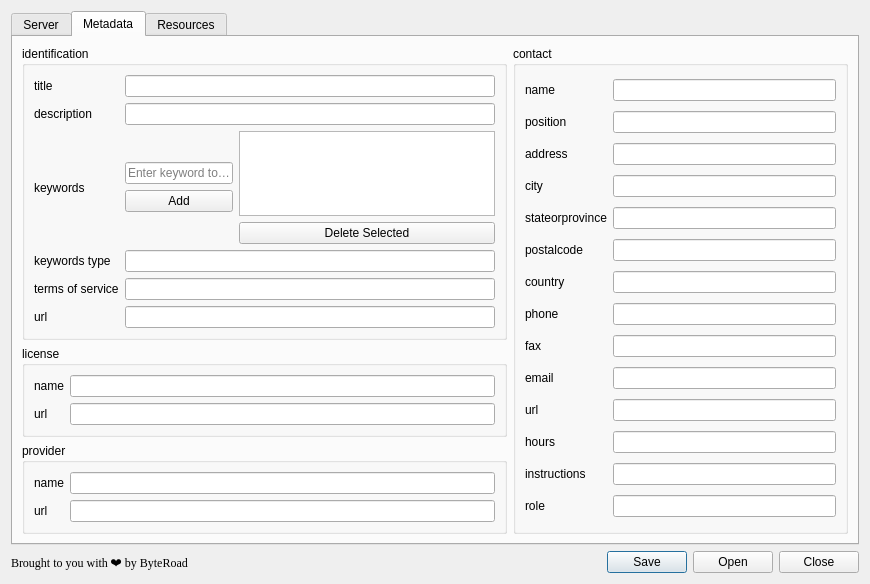
The window that pygeoapi_config_dialog_base.ui (KatKatKateryna/pygeoapi_config) describes before a commit, drawn with Qt 5.
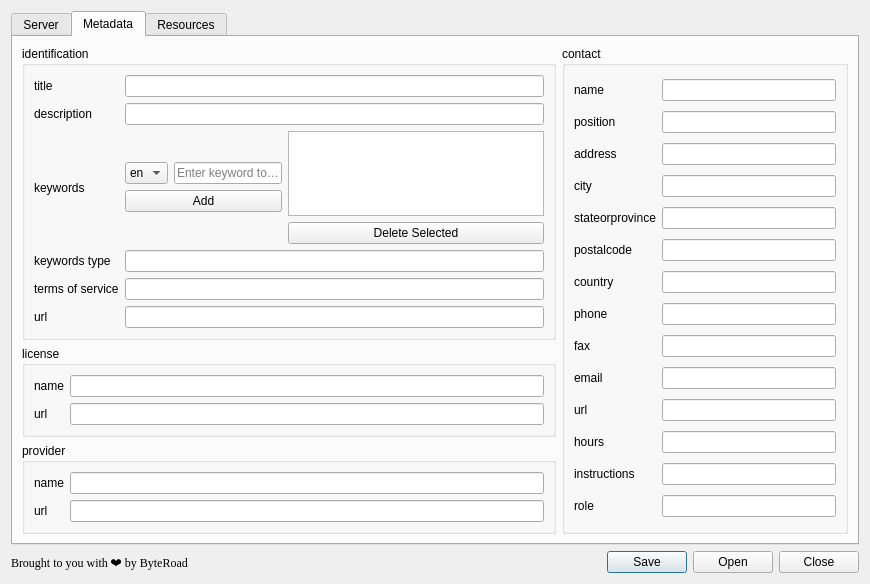
The same window after the commit. The open tabs and pages were chosen to show the change. Icons and pictures are not drawn.

Commit message: read and write keywords with locales

The edit to the form file:
```diff
--- a/pygeoapi_config_dialog_base.ui
+++ b/pygeoapi_config_dialog_base.ui
@@ -615,11 +615,40 @@
                 <item>
                   <layout class="QVBoxLayout">
                   <item>
+
+                  
+                  <layout class="QHBoxLayout">
+                  
+                    <item>
+                    <widget class="QComboBox" name="comboBoxKeywordsLocale">
+                      <item>
+                      <property name="text">
+                        <string>en</string>
+                      </property>
+                      </item>
+                      <item>
+                      <property name="text">
+                        <string>pt</string>
+                      </property>
+                      </item>
+                      <item>
+                      <property name="text">
+                        <string>fr</string>
+                      </property>
+                      </item>
+                    </widget>
+                    </item>
+
+                  <item>
                     <widget class="QLineEdit" name="addMetadataKeywordLineEdit">
                     <property name="placeholderText">
                       <string>Enter keyword to add</string>
                     </property>
                     </widget>
+                    
+                  </item>
+                  </layout>
+
                   </item>
                   <item>
                     <widget class="QPushButton" name="addMetadataKeywordButton">
```
The commit also changes 3 other files.
